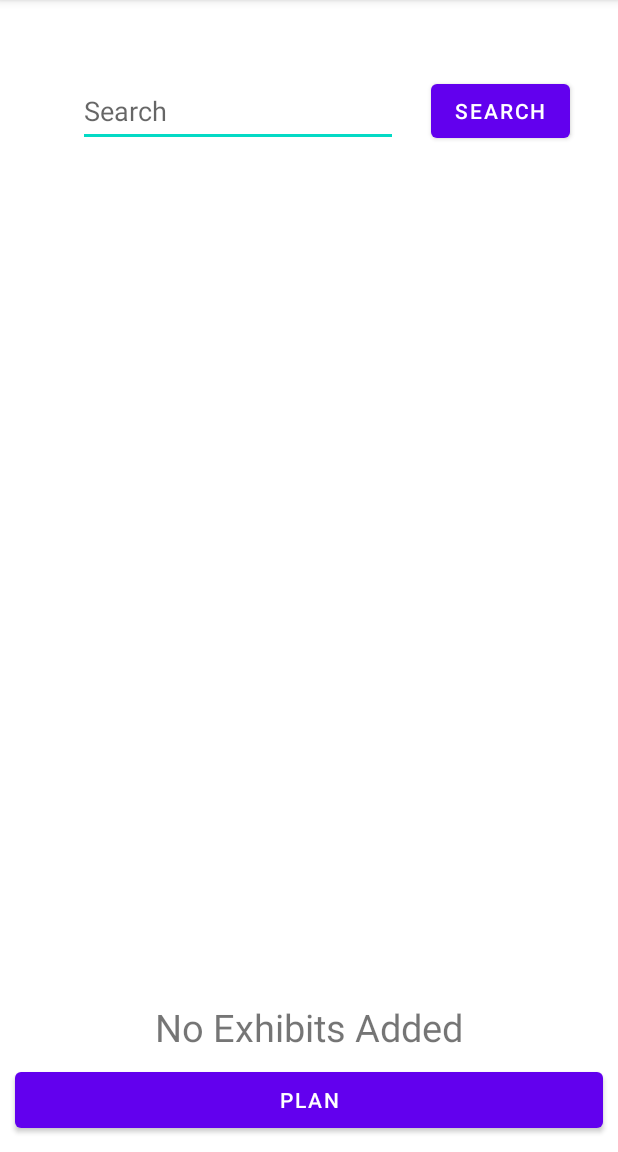
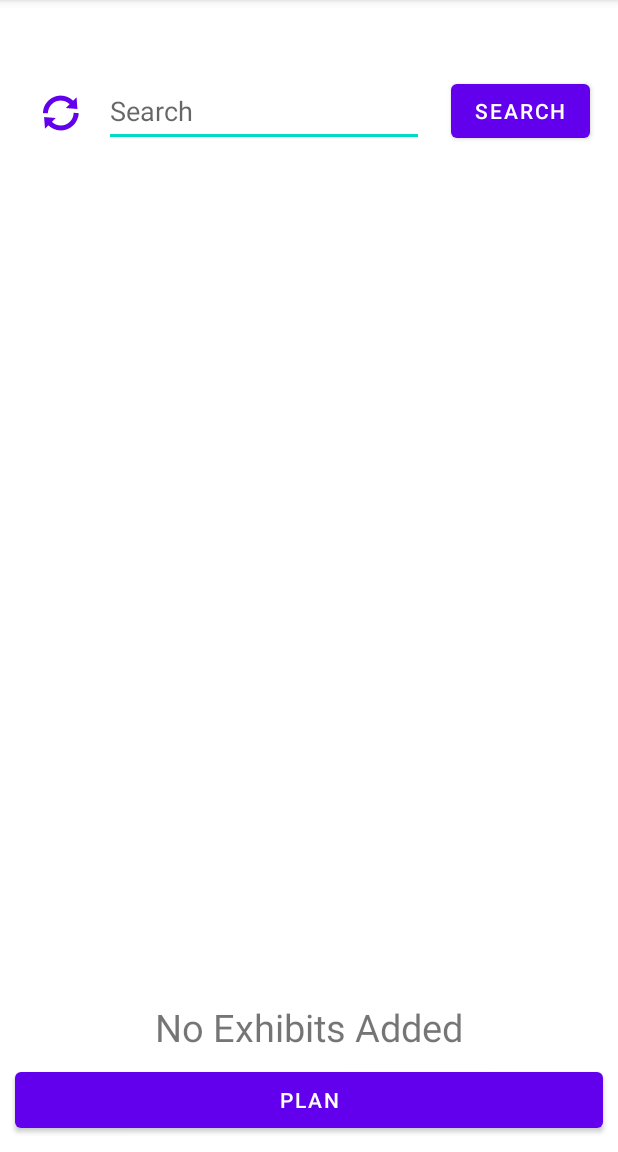
Before and after one commit to CSE-110-Spring-2022/zooseeker-cse-110-team-35, an Android app: the screen it shows after launch (HomeActivity), on a phone screen of 412 x 824 dp, the part 84-1236 px from its top. Run offline under Robolectric (Android 15) with nearby library versions, the phone set to English and light mode, and no system bars; our stand-ins replace Room's generated code; libraries missing offline, so code that uses them is left out: org.jgrapht, org.jgrapht.graph, org.jgrapht.nio.

Commit message:
Issue #76,78: Added a reset button on the home screen, and navigation buttons on Direction and Planning activities back to the Home screen.

```diff
--- a/app/src/main/AndroidManifest.xml
+++ b/app/src/main/AndroidManifest.xml
@@ -26,7 +26,8 @@
             android:exported="false" />
         <activity
             android:name=".activities.PlanResultsActivity"
-            android:exported="false" />
+            android:exported="false"
+            android:noHistory="true" />
         <activity
             android:name=".activities.SearchResultsActivity"
             android:exported="false" />
--- a/app/src/main/java/edu/ucsd/cse110/zooseeker_team35/activities/DirectionsActivity.java
+++ b/app/src/main/java/edu/ucsd/cse110/zooseeker_team35/activities/DirectionsActivity.java
@@ -62,4 +62,8 @@ public class DirectionsActivity extends AppCompatActivity implements LocationObs
     public void update() {
         updateDisplay();
     }
+
+    public void onResetButtonClicked(View view) {
+        finish();
+    }
 }
--- a/app/src/main/java/edu/ucsd/cse110/zooseeker_team35/activities/PlanResultsActivity.java
+++ b/app/src/main/java/edu/ucsd/cse110/zooseeker_team35/activities/PlanResultsActivity.java
@@ -60,4 +60,8 @@ public class PlanResultsActivity extends AppCompatActivity {
         Intent intent = new Intent(this, DirectionsActivity.class);
         startActivity(intent);
     }
+
+    public void onBackButtonClicked(View view) {
+        finish();
+    }
 }
--- a/app/src/main/java/edu/ucsd/cse110/zooseeker_team35/database/ExhibitStatus.java
+++ b/app/src/main/java/edu/ucsd/cse110/zooseeker_team35/database/ExhibitStatus.java
@@ -10,11 +10,12 @@ public class ExhibitStatus {
     @PrimaryKey
     @NonNull String id;
 
-    boolean isAdded;
+    boolean isAdded, isVisited;
 
-    public ExhibitStatus(@NonNull String id, boolean isAdded) {
+    public ExhibitStatus(@NonNull String id, boolean isAdded, boolean isVisited) {
         this.id = id;
         this.isAdded = isAdded;
+        this.isVisited = isVisited;
     }
 
     @NonNull
@@ -26,7 +27,11 @@ public class ExhibitStatus {
         return isAdded;
     }
 
+    public boolean getIsVisited() { return isVisited; }
+
     public void setIsAdded(boolean isAdded) {
         this.isAdded = isAdded;
     }
+
+    public void setIsVisited(boolean isVisited) { this.isVisited = isVisited; }
 }
--- a/app/src/main/java/edu/ucsd/cse110/zooseeker_team35/database/ExhibitStatusDao.java
+++ b/app/src/main/java/edu/ucsd/cse110/zooseeker_team35/database/ExhibitStatusDao.java
@@ -31,6 +31,9 @@ public interface ExhibitStatusDao {
     @Query("SELECT * FROM exhibitStatuses WHERE isAdded=:isAdded")
     List<ExhibitStatus> getAdded(boolean isAdded);
 
+    @Query("SELECT * FROM exhibitStatuses WHERE isVisited=:isVisited")
+    List<ExhibitStatus> getVisited(boolean isVisited);
+
     @Update
     int update(ExhibitStatus exhibitStatus);
 
--- a/app/src/main/java/edu/ucsd/cse110/zooseeker_team35/database/ExhibitStatusDatabase.java
+++ b/app/src/main/java/edu/ucsd/cse110/zooseeker_team35/database/ExhibitStatusDatabase.java
@@ -46,7 +46,7 @@ public abstract class ExhibitStatusDatabase extends RoomDatabase {
         //Goes through and adds all exhibits to the list, with default isAdded values false
         for(String id : vertices.keySet()) {
             if(vertices.get(id).kind == ZooData.VertexInfo.Kind.EXHIBIT) {
-                exhibitStatuses.add(new ExhibitStatus(id, false));
+                exhibitStatuses.add(new ExhibitStatus(id, false, false));
             }
         }
 
--- a/app/src/main/res/layout/activity_home.xml
+++ b/app/src/main/res/layout/activity_home.xml
@@ -23,7 +23,7 @@
         android:id="@+id/search_text"
         android:layout_width="wrap_content"
         android:layout_height="wrap_content"
-        android:layout_marginStart="50dp"
+        android:layout_marginStart="70dp"
         android:layout_marginTop="50dp"
         android:ems="10"
         android:hint="Search"
@@ -37,11 +37,11 @@
         android:id="@+id/search_btn"
         android:layout_width="wrap_content"
         android:layout_height="wrap_content"
-        android:layout_marginStart="20dp"
+        android:layout_marginStart="18dp"
         android:layout_marginTop="50dp"
-        android:layout_marginEnd="30dp"
+        android:layout_marginEnd="20dp"
+        android:onClick="onSearchButtonClicked"
         android:text="Search"
-        android:onClick="onSearchButtonClicked"
         app:layout_constraintEnd_toEndOf="parent"
         app:layout_constraintStart_toEndOf="@+id/search_text"
         app:layout_constraintTop_toTopOf="parent" />
@@ -84,4 +84,19 @@
         app:layout_constraintBottom_toTopOf="@+id/added_exhibits_recycler"
         app:layout_constraintEnd_toEndOf="parent" />
 
+    <ImageButton
+        android:id="@+id/imageButton2"
+        android:layout_width="50sp"
+        android:layout_height="50sp"
+        android:layout_marginStart="16dp"
+        android:layout_marginTop="50dp"
+        android:layout_marginEnd="4dp"
+        android:background="@null"
+        android:onClick="onResetButtonClicked"
+        app:layout_constraintEnd_toStartOf="@+id/search_text"
+        app:layout_constraintStart_toStartOf="parent"
+        app:layout_constraintTop_toTopOf="parent"
+        app:srcCompat="@android:drawable/ic_popup_sync"
+        app:tint="@color/purple_500" />
+
 </androidx.constraintlayout.widget.ConstraintLayout>
```
Also changed, not shown: app/src/main/java/edu/ucsd/cse110/zooseeker_team35/activities/HomeActivity.java (+16 -0 lines), app/src/main/res/layout/activity_directions.xml (+18 -2 lines), app/src/main/res/layout/activity_plan_results.xml (+16 -0 lines), 2 other files.
